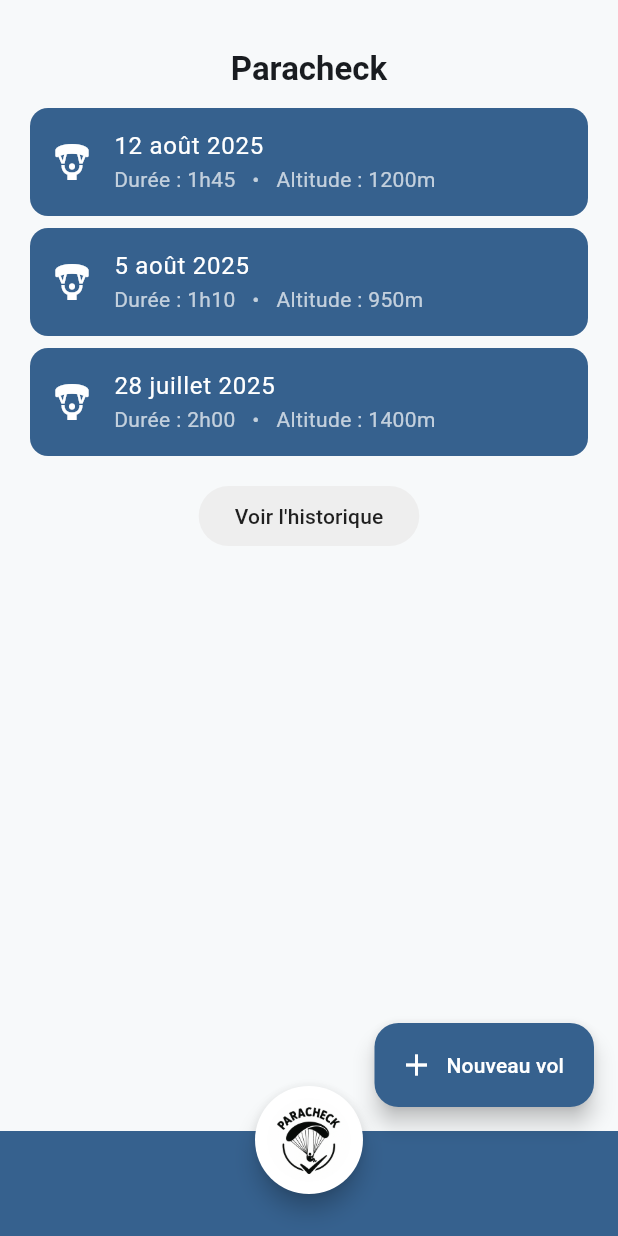
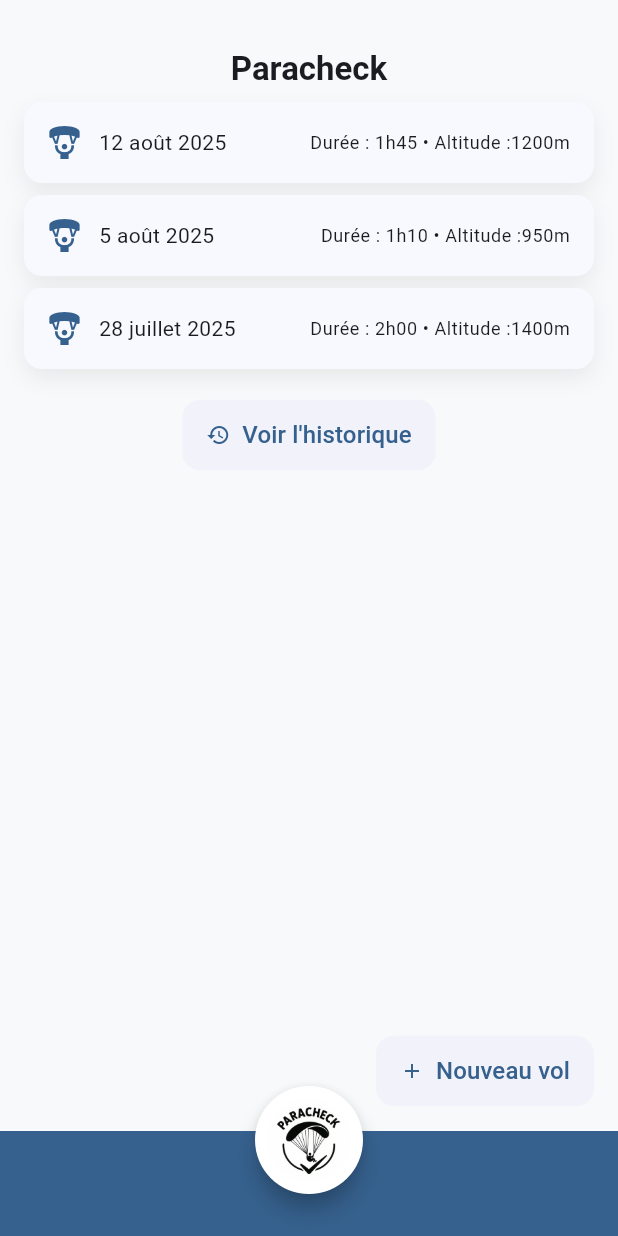
Before and after one commit to Diego-PB/ParaCheck, a Flutter app: the screen it shows after launch, on a phone screen of 412 x 824 dp. Run offline on Flutter 3.47's test engine with Material 3 defaults, Android fonts, the phone set to English and light mode, and no system bars.

Commit message:
adpat uikit

```diff
--- a/app/paracheck/lib/pages/home_page.dart
+++ b/app/paracheck/lib/pages/home_page.dart
@@ -1,6 +1,7 @@
 import 'package:flutter/material.dart';
-import '../widgets/logo_widget.dart';
-import '../models/flights.dart'; // <-- Import du modèle de vols
+import 'package:paracheck/widgets/primary_button.dart';
+import '../models/flights.dart';
+import '../widgets/stat_tile.dart';
 
 class HomePage extends StatelessWidget {
   const HomePage({Key? key}) : super(key: key);
@@ -8,11 +9,12 @@ class HomePage extends StatelessWidget {
   @override
   Widget build(BuildContext context) {
     return Scaffold(
-      floatingActionButton: FloatingActionButton.extended(
-        onPressed: () {}, // Ne fait rien pour l'instant
-        icon: const Icon(Icons.add, color: Colors.white),
-        label: const Text('Nouveau vol', style: TextStyle(color: Colors.white)),
-        backgroundColor: Theme.of(context).colorScheme.primary,
+      floatingActionButton: PrimaryButton(
+        label: 'Nouveau vol',
+        icon: Icons.add,
+        onPressed: () {
+          // Action à définir plus tard
+        },
       ),
       body: Column(
         children: [
@@ -37,37 +39,23 @@ class HomePage extends StatelessWidget {
             child: ListView(
               padding: const EdgeInsets.symmetric(horizontal: 16),
               children: [
-                // Utilisation des données de sampleFlights
-                ...sampleFlights.map((flight) => Card(
-                  color: Theme.of(context).colorScheme.primary,
-                  child: ListTile(
-                    leading: const Icon(Icons.paragliding, color: Colors.white),
-                    title: Text(
-                      flight.date,
-                      style: const TextStyle(color: Colors.white),
-                    ),
-                    subtitle: Text(
-                      'Durée : ${flight.duration}   •   Altitude : ${flight.altitude}m',
-                      style: const TextStyle(color: Colors.white70),
-                    ),
+                ...sampleFlights.map((flight) => Padding(
+                  padding: const EdgeInsets.only(bottom: 8.0),
+                  child: StatTile(
+                    label: flight.date,
+                    value: 'Durée : ${flight.duration} • Altitude :${flight.altitude}m',
+                    icon: Icons.paragliding,
                   ),
                 )),
                 const SizedBox(height: 12),
                 Center(
-                  child: OutlinedButton(
-                    style: OutlinedButton.styleFrom(
-                      backgroundColor: Colors.grey[200],
-                      foregroundColor: Colors.black87,
-                      shape: RoundedRectangleBorder(
-                        borderRadius: BorderRadius.circular(20),
-                      ),
-                      side: BorderSide.none,
-                      padding: const EdgeInsets.symmetric(horizontal: 24, vertical: 10),
-                    ),
+                  child: PrimaryButton(
+                    label: "Voir l'historique",
+                    icon: Icons.history,
                     onPressed: () {
                       // Action à définir plus tard
                     },
-                    child: const Text('Voir l\'historique'),
+                    size: 16,
                   ),
                 ),
                 const SizedBox(height: 8),
--- a/app/paracheck/lib/widgets/primary_button.dart
+++ b/app/paracheck/lib/widgets/primary_button.dart
@@ -4,20 +4,26 @@ class PrimaryButton extends StatelessWidget {
   final String label;
   final VoidCallback? onPressed;
   final IconData? icon;
+  final double? size;
 
   const PrimaryButton({
     super.key,
     required this.label,
     required this.onPressed,
     this.icon,
+    this.size,
   });
 
   @override
   Widget build(BuildContext context) {
+    final double effectiveSize = size ?? 16;
     final child = Row(mainAxisSize: MainAxisSize.min, children: [
-      if (icon != null) Icon(icon, size: 18),
+      if (icon != null) Icon(icon, size: effectiveSize),
       if (icon != null) const SizedBox(width: 8),
-      Text(label),
+      Text(
+        label,
+        style: TextStyle(fontSize: effectiveSize),
+      ),
     ]);
 
     return ElevatedButton(onPressed: onPressed, child: child);
```
